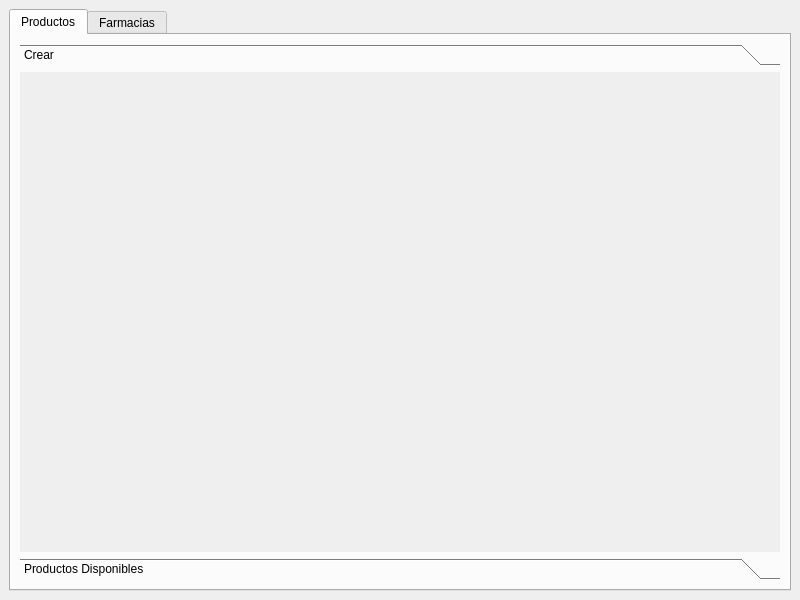
First picture: the form in ui/Laboratorios.ui, repository mendoza/improved-spork, before the edit.
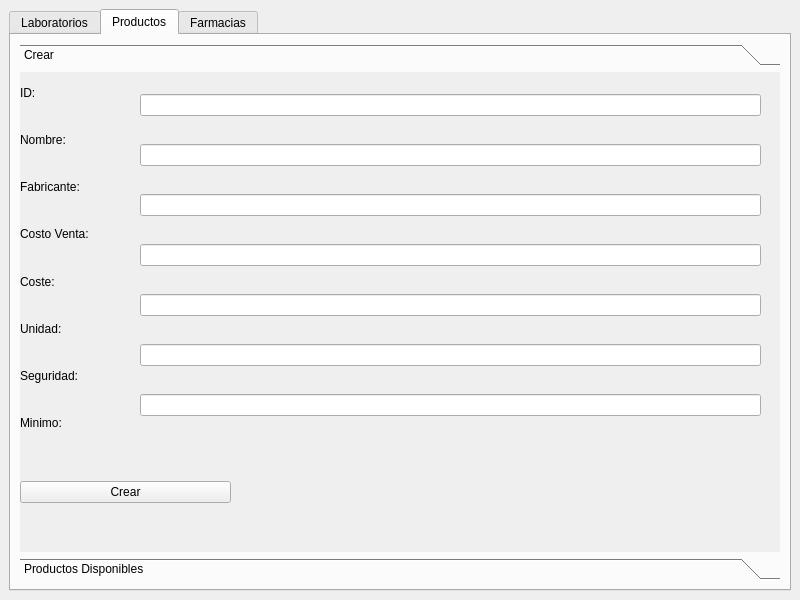
Second picture: the form after the edit. The open tabs and pages were chosen to show the change. Icons and pictures are not drawn.

Commit message: Porfavor sin errores o me suicido

```diff
--- a/ui/Laboratorios.ui
+++ b/ui/Laboratorios.ui
@@ -24,6 +24,33 @@
       <property name="currentIndex">
        <number>1</number>
       </property>
+      <widget class="QWidget" name="tab_3">
+       <attribute name="title">
+        <string>Laboratorios</string>
+       </attribute>
+       <widget class="QWidget" name="verticalLayoutWidget_7">
+        <property name="geometry">
+         <rect>
+          <x>-1</x>
+          <y>9</y>
+          <width>781</width>
+          <height>541</height>
+         </rect>
+        </property>
+        <layout class="QVBoxLayout" name="verticalLayout_10">
+         <item>
+          <widget class="QLabel" name="label_12">
+           <property name="text">
+            <string>Laboratorios Existentes</string>
+           </property>
+          </widget>
+         </item>
+         <item>
+          <widget class="QListWidget" name="listWidget"/>
+         </item>
+        </layout>
+       </widget>
+      </widget>
       <widget class="QWidget" name="tab">
        <property name="accessibleName">
         <string/>
@@ -49,6 +76,126 @@
            <attribute name="label">
             <string>Crear</string>
            </attribute>
+           <widget class="QWidget" name="verticalLayoutWidget_2">
+            <property name="geometry">
+             <rect>
+              <x>0</x>
+              <y>0</y>
+              <width>111</width>
+              <height>371</height>
+             </rect>
+            </property>
+            <layout class="QVBoxLayout" name="verticalLayout_5">
+             <item>
+              <widget class="QLabel" name="label_3">
+               <property name="text">
+                <string>ID:</string>
+               </property>
+              </widget>
+             </item>
+             <item>
+              <widget class="QLabel" name="label_2">
+               <property name="text">
+                <string>Nombre:</string>
+               </property>
+              </widget>
+             </item>
+             <item>
+              <widget class="QLabel" name="label">
+               <property name="text">
+                <string>Fabricante:</string>
+               </property>
+              </widget>
+             </item>
+             <item>
+              <widget class="QLabel" name="label_4">
+               <property name="text">
+                <string>Costo Venta:</string>
+               </property>
+              </widget>
+             </item>
+             <item>
+              <widget class="QLabel" name="label_5">
+               <property name="text">
+                <string>Coste:</string>
+               </property>
+              </widget>
+             </item>
+             <item>
+              <widget class="QLabel" name="label_7">
+               <property name="text">
+                <string>Unidad:</string>
+               </property>
+              </widget>
+             </item>
+             <item>
+              <widget class="QLabel" name="label_6">
+               <property name="text">
+                <string>Seguridad:</string>
+               </property>
+              </widget>
+             </item>
+             <item>
+              <widget class="QLabel" name="label_8">
+               <property name="text">
+                <string>Minimo:</string>
+               </property>
+              </widget>
+             </item>
+            </layout>
+           </widget>
+           <widget class="QWidget" name="verticalLayoutWidget_3">
+            <property name="geometry">
+             <rect>
+              <x>120</x>
+              <y>0</y>
+              <width>621</width>
+              <height>371</height>
+             </rect>
+            </property>
+            <layout class="QVBoxLayout" name="verticalLayout_6">
+             <item>
+              <widget class="QLineEdit" name="lineEdit_2"/>
+             </item>
+             <item>
+              <widget class="QLineEdit" name="lineEdit_5"/>
+             </item>
+             <item>
+              <widget class="QLineEdit" name="lineEdit_4"/>
+             </item>
+             <item>
+              <widget class="QLineEdit" name="lineEdit_3"/>
+             </item>
+             <item>
+              <widget class="QLineEdit" name="lineEdit_6"/>
+             </item>
+             <item>
+              <widget class="QLineEdit" name="lineEdit_7"/>
+             </item>
+             <item>
+              <widget class="QLineEdit" name="lineEdit"/>
+             </item>
+            </layout>
+           </widget>
+           <widget class="QWidget" name="horizontalLayoutWidget">
+            <property name="geometry">
+             <rect>
+              <x>0</x>
+              <y>380</y>
+              <width>211</width>
+              <height>80</height>
+             </rect>
+            </property>
+            <layout class="QHBoxLayout" name="horizontalLayout">
+             <item>
+              <widget class="QPushButton" name="pushButton">
+               <property name="text">
+                <string>Crear</string>
+               </property>
+              </widget>
+             </item>
+            </layout>
+           </widget>
           </widget>
           <widget class="QWidget" name="page_2">
            <property name="geometry">
```
Left out of the diff: 135 changed lines with no effect on the pictures.
